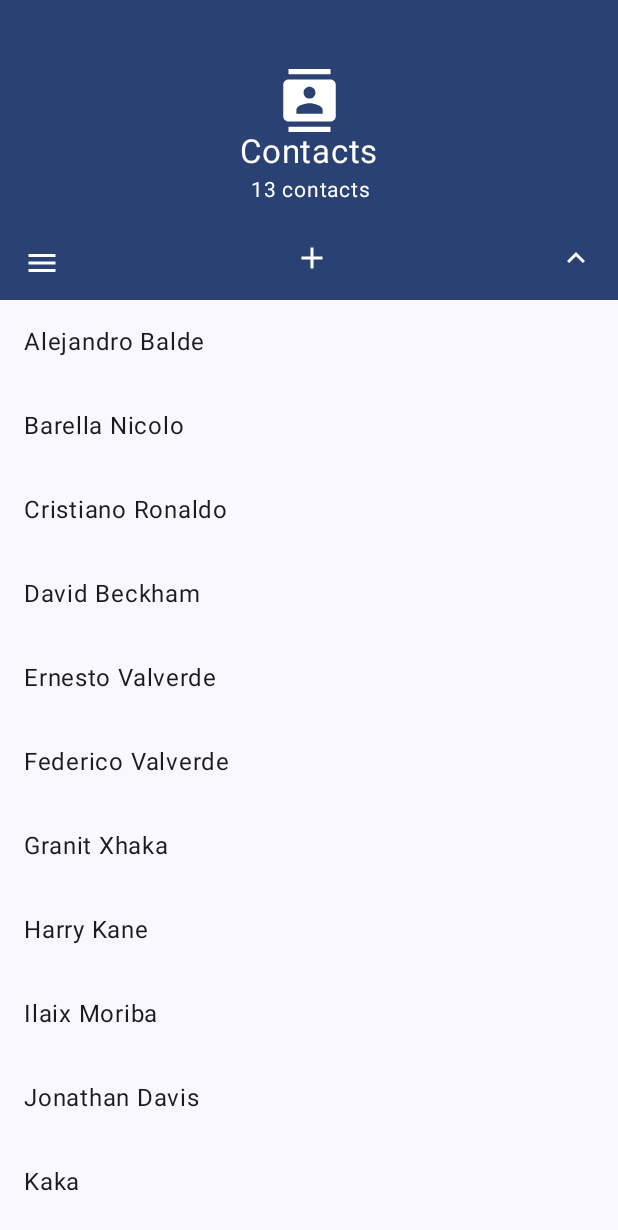
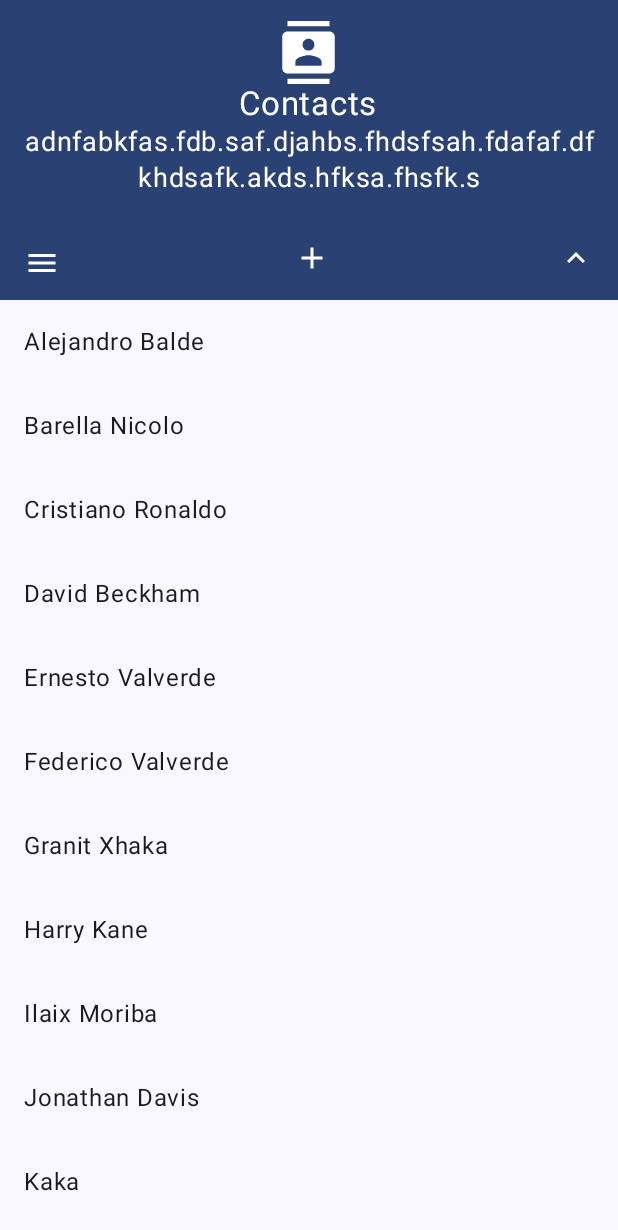
Before and after one commit to germainkevinbusiness/CollapsingTopBarCompose, an Android app built with Jetpack Compose: the screen it shows after launch (MainActivity), after a tap on "Alejandro Balde", on a phone screen of 412 x 824 dp. Shown: the top 1230 px of the screen. Run offline under Robolectric (Android 15) with nearby library versions, the phone set to English and light mode, and no system bars; our stand-ins replace Timber.

Commit message:
Release 1.1.0-alpha08

```diff
--- a/app/src/main/java/com/germainkevin/collapsingtopbarcompose/MainActivity.kt
+++ b/app/src/main/java/com/germainkevin/collapsingtopbarcompose/MainActivity.kt
@@ -3,6 +3,7 @@ package com.germainkevin.collapsingtopbarcompose
 import android.os.Bundle
 import androidx.activity.ComponentActivity
 import androidx.activity.compose.setContent
+import androidx.compose.animation.AnimatedVisibility
 import androidx.compose.foundation.background
 import androidx.compose.foundation.clickable
 import androidx.compose.foundation.layout.*
@@ -11,9 +12,13 @@ import androidx.compose.foundation.lazy.items
 import androidx.compose.material.Button
 import androidx.compose.material.icons.Icons
 import androidx.compose.material.icons.outlined.Add
+import androidx.compose.material.icons.outlined.FavoriteBorder
 import androidx.compose.material3.*
+import androidx.compose.runtime.mutableStateOf
+import androidx.compose.runtime.remember
 import androidx.compose.ui.Alignment
 import androidx.compose.ui.Modifier
+import androidx.compose.ui.draw.alpha
 import androidx.compose.ui.input.nestedscroll.nestedScroll
 import androidx.compose.ui.res.stringResource
 import androidx.compose.ui.unit.dp
@@ -38,10 +43,11 @@ class MainActivity : ComponentActivity() {
                 val scrollBehavior = rememberCollapsingTopBarScrollBehavior(
                     isAlwaysCollapsed = false,
                     isExpandedWhenFirstDisplayed = true,
-                    centeredTitleWhenCollapsed = false,
+                    centeredTitleWhenCollapsed = true,
                     centeredTitleAndSubtitle = true,
                     expandedTopBarMaxHeight = 200.dp,
                 )
+                val mainActionState = remember { mutableStateOf(false) }
                 Column(
                     modifier = Modifier
                         .fillMaxSize()
@@ -55,7 +61,8 @@ class MainActivity : ComponentActivity() {
                         subtitle = { SubtitleText(contacts) },
                         navigationIcon = { NavigationIcon() },
                         mainAction = {
-                            IconButton(onClick = { }) {
+                            IconButton(
+                                onClick = {}) {
                                 Icon(
                                     Icons.Outlined.Add,
                                     contentDescription = Icons.Outlined.Add.name,
@@ -75,7 +82,9 @@ class MainActivity : ComponentActivity() {
                             Row(
                                 modifier = Modifier
                                     .fillMaxWidth()
-                                    .clickable { },
+                                    .clickable {
+                                        mainActionState.value = !mainActionState.value
+                                    },
                                 verticalAlignment = Alignment.CenterVertically,
                             ) {
                                 Text(
--- a/app/src/main/java/com/germainkevin/collapsingtopbarcompose/ui/Components.kt
+++ b/app/src/main/java/com/germainkevin/collapsingtopbarcompose/ui/Components.kt
@@ -33,8 +33,9 @@ import com.germainkevin.collapsingtopbarcompose.R
  * [CollapsingTopBar][com.germainkevin.collapsingtopbar.CollapsingTopBar]
  * */
 val TitleText: @Composable () -> Unit = {
+    val titleText = stringResource(id = R.string.contacts)
     Text(
-        text = stringResource(id = R.string.contacts),
+        text = titleText,
         style = LocalTextStyle.current.copy(
             fontSize = 24.sp,
             fontWeight = FontWeight.Normal,
@@ -48,10 +49,7 @@ val TitleText: @Composable () -> Unit = {
  * Content that appears when the [CollapsingTopBar] is expanded
  * */
 val ExpandedTitleText: @Composable () -> Unit = {
-    Column(
-        verticalArrangement = Arrangement.Center,
-        horizontalAlignment = Alignment.CenterHorizontally
-    ) {
+    val expandedTitleText = stringResource(id = R.string.contacts)
         Image(
             modifier = Modifier.size(42.dp),
             painter = painterResource(id = R.drawable.ic_baseline_contacts_24),
@@ -59,14 +57,13 @@ val ExpandedTitleText: @Composable () -> Unit = {
             colorFilter = ColorFilter.tint(color = MaterialTheme.colorScheme.onPrimary)
         )
         Text(
-            stringResource(id = R.string.contacts),
+            text = expandedTitleText,
             style = LocalTextStyle.current.copy(
                 fontSize = 22.sp,
                 fontWeight = FontWeight.Normal,
                 color = MaterialTheme.colorScheme.onPrimary
             )
         )
-    }
 }
 
 /**
@@ -75,9 +72,9 @@ val ExpandedTitleText: @Composable () -> Unit = {
  * */
 val SubtitleText: @Composable (List<String>) -> Unit = { contactNames ->
     Text(
-        text = stringResource(id = R.string.contactNamesCount, contactNames.size.toString()),
+        text = "adnfabkfas.fdb.saf.djahbs.fhdsfsah.fdafaf.dfkhdsafk.akds.hfksa.fhsfk.s",
         style = LocalTextStyle.current.copy(
-            fontSize = 14.sp,
+            fontSize = 18.sp,
             fontWeight = FontWeight.Normal,
             color = MaterialTheme.colorScheme.onPrimary,
             textAlign = TextAlign.Center
--- a/build.gradle
+++ b/build.gradle
@@ -2,7 +2,7 @@ buildscript {
     ext {
         compose_version = '1.2.1'
         coreKtx = '1.9.0'
-        libraryVersion ='1.1.0-alpha07'
+        libraryVersion ='1.1.0-alpha08'
         kotlin_version = '1.7.0'
         material3Version ='1.0.0-beta03'
         timberVersion ='5.0.1'
--- a/collapsingtopbar/src/main/java/com/germainkevin/collapsingtopbar/CollapsingTopBar.kt
+++ b/collapsingtopbar/src/main/java/com/germainkevin/collapsingtopbar/CollapsingTopBar.kt
@@ -19,6 +19,7 @@ import androidx.compose.ui.layout.layoutId
 import androidx.compose.ui.platform.LocalDensity
 import androidx.compose.ui.unit.Dp
 import androidx.compose.ui.unit.dp
+import timber.log.Timber
 import kotlin.math.max
 import kotlin.math.roundToInt
 
@@ -133,22 +134,17 @@ private fun CollapsingTopBarLayout(
         contentColor = currentContentColor,
         elevation = elevation,
     ) {
-        Box {
-            /**
-             * Title and Subtitle section, shown when the [CollapsingTopBar] is expanded
-             * */
+        Column {
             val modifierWhenCentered = Modifier
-                .wrapContentWidth()
-                .align(Alignment.Center)
-                .height(currentTopBarHeight)
                 .alpha(expandedColumnAlphaValue)
-                .padding(emptyPaddingValues)
+                .fillMaxWidth()
+                .height(currentTopBarHeight - collapsedTopBarHeight)
+                .padding(horizontal = TopBarHorizontalPadding * 4)
 
             val modifierWhenAtStart = Modifier
+                .alpha(expandedColumnAlphaValue)
                 .wrapContentWidth()
-                .align(Alignment.CenterStart)
-                .height(currentTopBarHeight)
-                .alpha(expandedColumnAlphaValue)
+                .height(currentTopBarHeight - collapsedTopBarHeight)
                 .padding(
                     PaddingValues(
                         start = if (navigationIcon != null) 56.dp - TopBarHorizontalPadding
@@ -156,25 +152,22 @@ private fun CollapsingTopBarLayout(
                         end = TopBarHorizontalPadding,
                     )
                 )
-            Column(
-                modifier = if (centeredTitleAndSubtitle) modifierWhenCentered else modifierWhenAtStart,
+            SimpleColumn(
+                modifier =
+                if (centeredTitleAndSubtitle) modifierWhenCentered else modifierWhenAtStart,
                 horizontalAlignment =
                 if (centeredTitleAndSubtitle) Alignment.CenterHorizontally else Alignment.Start,
-                verticalArrangement = Arrangement.Center
             ) {
-                expandedTitle()
-                subtitle()
-                Spacer(modifier = Modifier.height(16.dp))
+                SimpleColumn(
+                    modifier = Modifier.wrapContentSize(),
+                    horizontalAlignment =
+                    if (centeredTitleAndSubtitle) Alignment.CenterHorizontally else Alignment.Start,
+                ) {
+                    expandedTitle()
+                    subtitle()
+                }
             }
-
-            /**
-             * Collapsed Layout
-             * Bottom of the [CollapsingTopBar]
-             * with navigation icon, title, mainAction and actions icons
-             * */
-
             SingleRowTopBar(
-                modifier = Modifier.align(Alignment.BottomStart),
                 title = title,
                 navigationIcon = navigationIcon,
                 mainAction = mainAction,
@@ -192,6 +185,54 @@ private fun CollapsingTopBarLayout(
     }
 }
 
+/**
+ * A simple version of [Column] created to hold the expanded title and subtitle
+ * */
+@Composable
+private inline fun SimpleColumn(
+    modifier: Modifier = Modifier.wrapContentSize(),
+    verticalArrangement: Arrangement.Vertical = Arrangement.Top,
+    horizontalAlignment: Alignment.Horizontal = Alignment.Start,
+    content: @Composable () -> Unit,
+) {
+    Layout(
+        modifier = modifier,
+        content = content
+    ) { measurables, constraints ->
+
+        val placeables = measurables.map { measurable -> measurable.measure(constraints) }
+
+        val largestPlaceable = placeables.maxOf { it.width }
+
+        val layoutMaxWidth =
+            if (largestPlaceable > constraints.maxWidth) constraints.maxWidth else largestPlaceable
+
+        val layoutMaxLength = placeables.sumOf { it.height }
+
+        layout(layoutMaxWidth, layoutMaxLength) {
+            var yPosition = 0
+            placeables.forEach { placeable ->
+                placeable.placeRelative(
+                    x = when (horizontalAlignment) {
+                        Alignment.Start -> 0
+                        else -> (largestPlaceable - placeable.width) / 2
+                    },
+                    y = when (verticalArrangement) {
+                        Arrangement.Center -> {
+                            (constraints.maxHeight - layoutMaxLength) / 2
+                        }
+                        else -> yPosition
+                    }
+                )
+                yPosition += placeable.height
+            }
+        }
+    }
+}
+
+/**
+ * Holds the [navigationIcon], the [title], the [mainAction] and the [actions]
+ * */
 @Composable
 private fun SingleRowTopBar(
     modifier: Modifier = Modifier,
@@ -355,8 +396,10 @@ private fun TopBarLayout(
             val placeTitleAtStart = max(TopBarTitleInset.roundToPx(), navigationIconPlaceable.width)
             val placeTitleInCenter =
                 if (mainActionWidth > horizPaddingPx && actionsWidth > horizPaddingPx) {
+                    Timber.d("Calculus Option 1")
                     (constraints.maxWidth - titlePlaceable.width - actionIconsPlaceable.width) / 2
                 } else {
+                    Timber.d("Calculus Option 2")
                     (constraints.maxWidth - titlePlaceable.width) / 2
                 }
 
```
Also changed, not shown: 1 other file.
